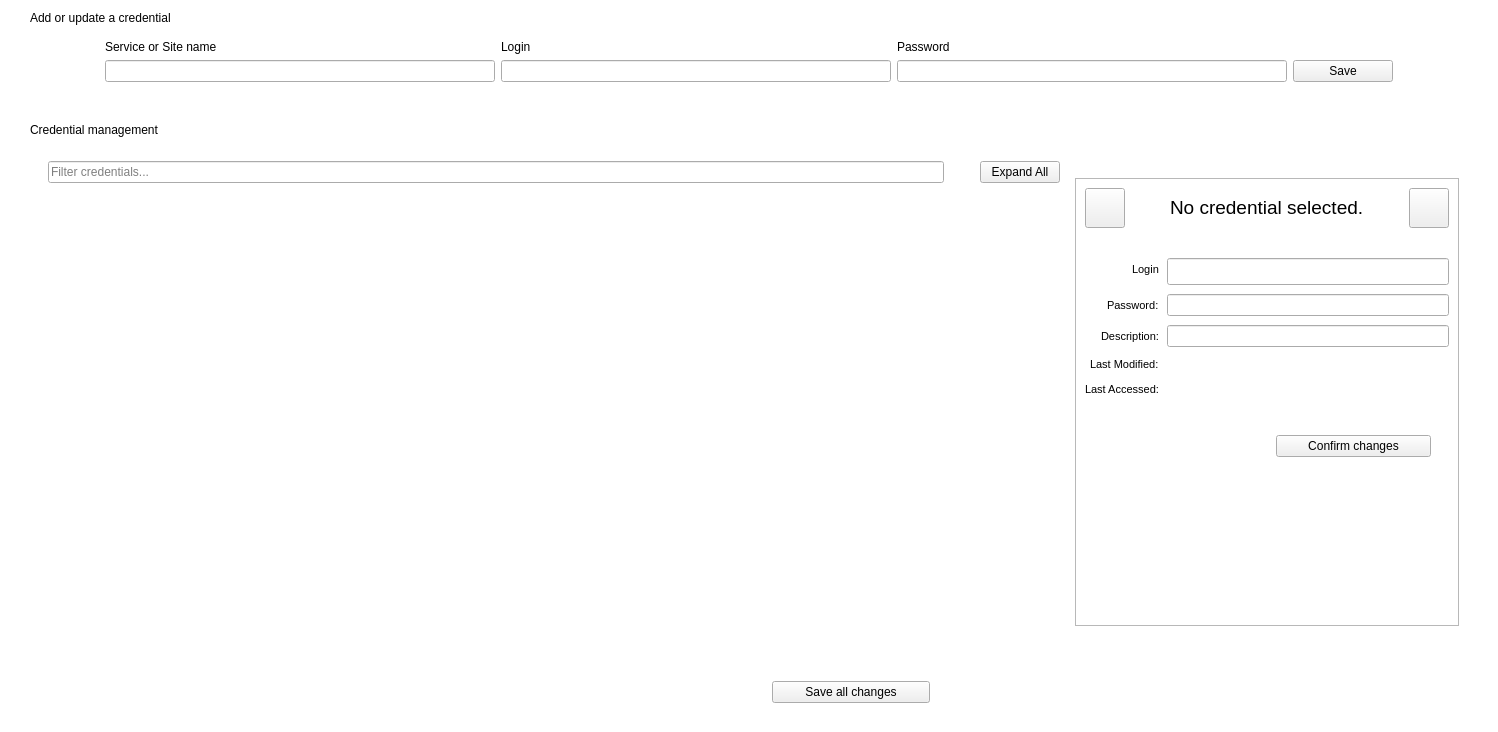
Before: the Qt Designer form src/CredentialsManagement.ui in mooltipass/moolticute, drawn with Qt 5.
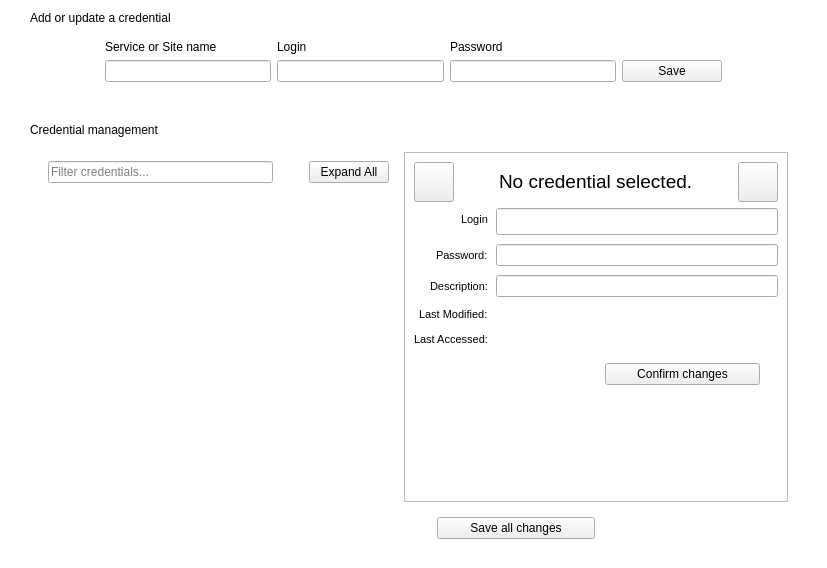
After: the same form once the commit is applied. Icons and pictures are not drawn. Custom widgets are drawn as their Qt base class.

Commit message: remove spaces in MMM gui so UI can be smaller in height

Patch:
```diff
--- a/src/CredentialsManagement.ui
+++ b/src/CredentialsManagement.ui
@@ -6,8 +6,8 @@
    <rect>
     <x>0</x>
     <y>0</y>
-    <width>1498</width>
-    <height>732</height>
+    <width>827</width>
+    <height>568</height>
    </rect>
   </property>
   <property name="windowTitle">
@@ -325,16 +325,6 @@
          </item>
          <item>
           <layout class="QVBoxLayout" name="verticalLayout_2">
-           <item>
-            <widget class="QWidget" name="widget_2" native="true">
-             <property name="minimumSize">
-              <size>
-               <width>0</width>
-               <height>20</height>
-              </size>
-             </property>
-            </widget>
-           </item>
            <item>
             <widget class="QFrame" name="credDisplayFrame">
              <property name="sizePolicy">
@@ -425,22 +415,6 @@
                 </item>
                </layout>
               </item>
-              <item>
-               <spacer name="verticalSpacer_2">
-                <property name="orientation">
-                 <enum>Qt::Vertical</enum>
-                </property>
-                <property name="sizeType">
-                 <enum>QSizePolicy::Fixed</enum>
-                </property>
-                <property name="sizeHint" stdset="0">
-                 <size>
-                  <width>20</width>
-                  <height>24</height>
-                 </size>
-                </property>
-               </spacer>
-              </item>
               <item>
                <layout class="QFormLayout" name="formLayout">
                 <property name="fieldGrowthPolicy">
@@ -619,22 +593,6 @@
                 </item>
                </layout>
               </item>
-              <item>
-               <spacer name="verticalSpacer_4">
-                <property name="orientation">
-                 <enum>Qt::Vertical</enum>
-                </property>
-                <property name="sizeType">
-                 <enum>QSizePolicy::Fixed</enum>
-                </property>
-                <property name="sizeHint" stdset="0">
-                 <size>
-                  <width>20</width>
-                  <height>32</height>
-                 </size>
-                </property>
-               </spacer>
-              </item>
               <item>
                <layout class="QHBoxLayout" name="horizontalLayout_5">
                 <property name="spacing">
@@ -643,6 +601,9 @@
                 <property name="leftMargin">
                  <number>18</number>
                 </property>
+                <property name="topMargin">
+                 <number>10</number>
+                </property>
                 <property name="rightMargin">
                  <number>18</number>
                 </property>
@@ -676,12 +637,6 @@
                     <verstretch>0</verstretch>
                    </sizepolicy>
                   </property>
-                  <property name="minimumSize">
-                   <size>
-                    <width>150</width>
-                    <height>0</height>
-                   </size>
-                  </property>
                   <property name="maximumSize">
                    <size>
                     <width>16777215</width>
@@ -696,62 +651,28 @@
                </layout>
               </item>
               <item>
-               <widget class="QWidget" name="widget_3" native="true">
-                <layout class="QVBoxLayout" name="verticalLayout_5">
-                 <item>
-                  <spacer name="verticalSpacer">
-                   <property name="orientation">
-                    <enum>Qt::Vertical</enum>
-                   </property>
-                   <property name="sizeHint" stdset="0">
-                    <size>
-                     <width>20</width>
-                     <height>55</height>
-                    </size>
-                   </property>
-                  </spacer>
-                 </item>
-                </layout>
-               </widget>
+               <spacer name="verticalSpacer_4">
+                <property name="orientation">
+                 <enum>Qt::Vertical</enum>
+                </property>
+                <property name="sizeType">
+                 <enum>QSizePolicy::Expanding</enum>
+                </property>
+                <property name="sizeHint" stdset="0">
+                 <size>
+                  <width>20</width>
+                  <height>0</height>
+                 </size>
+                </property>
+               </spacer>
               </item>
              </layout>
             </widget>
            </item>
-           <item>
-            <spacer name="verticalSpacer_3">
-             <property name="orientation">
-              <enum>Qt::Vertical</enum>
-             </property>
-             <property name="sizeType">
-              <enum>QSizePolicy::Fixed</enum>
-             </property>
-             <property name="sizeHint" stdset="0">
-              <size>
-               <width>20</width>
-               <height>10</height>
-              </size>
-             </property>
-            </spacer>
-           </item>
           </layout>
          </item>
         </layout>
        </item>
-       <item>
-        <widget class="QLabel" name="label_7">
-         <property name="font">
-          <font>
-           <pointsize>12</pointsize>
-          </font>
-         </property>
-         <property name="styleSheet">
-          <string notr="true">QLabel {
-border-bottom: 2px solid #EFEFEF;
-padding: 2px;
-}</string>
-         </property>
-        </widget>
-       </item>
        <item>
         <widget class="QWidget" name="controlsWidget" native="true">
          <layout class="QHBoxLayout" name="horizontalLayout_3">
```
